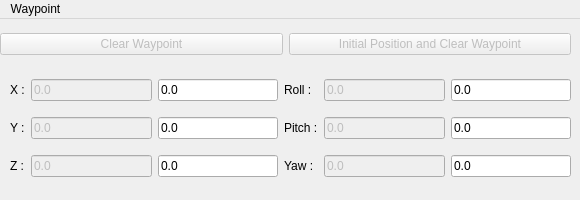
This is rqt_waypoint/resource/Mainwindow.ui in sonia-auv/rqt_sonia_plugins as Qt 5 draws it before an edit. The edited form follows.
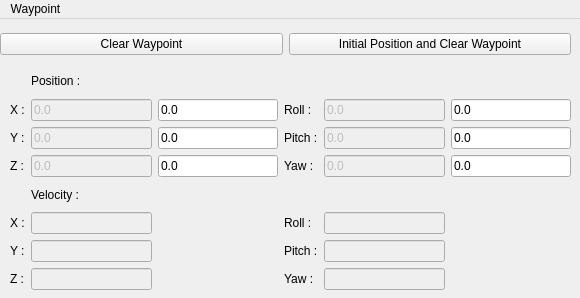
This is the edited form.

Commit message: Add velocity field and implement clear waypoint button

What changed in the file:
```diff
--- a/rqt_waypoint/resource/Mainwindow.ui
+++ b/rqt_waypoint/resource/Mainwindow.ui
@@ -7,13 +7,13 @@
     <x>0</x>
     <y>0</y>
     <width>580</width>
-    <height>200</height>
+    <height>298</height>
    </rect>
   </property>
   <property name="minimumSize">
    <size>
     <width>580</width>
-    <height>200</height>
+    <height>180</height>
    </size>
   </property>
   <property name="maximumSize">
@@ -48,7 +48,7 @@
      <item>
       <widget class="QPushButton" name="clearWaypoint">
        <property name="enabled">
-        <bool>false</bool>
+        <bool>true</bool>
        </property>
        <property name="text">
         <string>Clear Waypoint</string>
@@ -58,7 +58,7 @@
      <item>
       <widget class="QPushButton" name="initialPosition">
        <property name="enabled">
-        <bool>false</bool>
+        <bool>true</bool>
        </property>
        <property name="text">
         <string>Initial Position and Clear Waypoint</string>
@@ -73,7 +73,7 @@
       <x>0</x>
       <y>50</y>
       <width>571</width>
-      <height>121</height>
+      <height>221</height>
      </rect>
     </property>
     <layout class="QGridLayout" name="gridLayout">
@@ -83,49 +83,56 @@
      <property name="leftMargin">
       <number>10</number>
      </property>
-     <item row="2" column="5">
+     <item row="3" column="5">
       <widget class="QLineEdit" name="yawPositionTarget">
        <property name="text">
         <string>0.0</string>
        </property>
       </widget>
      </item>
-     <item row="0" column="3">
+     <item row="0" column="1">
+      <widget class="QLabel" name="label">
+       <property name="text">
+        <string>Position :</string>
+       </property>
+      </widget>
+     </item>
+     <item row="1" column="3">
       <widget class="QLabel" name="rollPositionLabel">
        <property name="text">
         <string>Roll :</string>
        </property>
       </widget>
      </item>
-     <item row="0" column="0">
+     <item row="1" column="0">
       <widget class="QLabel" name="xPositionLabel">
        <property name="text">
         <string>X :</string>
        </property>
       </widget>
      </item>
-     <item row="2" column="0">
+     <item row="3" column="0">
       <widget class="QLabel" name="zPositionLabel">
        <property name="text">
         <string>Z :</string>
        </property>
       </widget>
      </item>
-     <item row="1" column="0">
+     <item row="2" column="0">
       <widget class="QLabel" name="yPositionLabel">
        <property name="text">
         <string>Y :</string>
        </property>
       </widget>
      </item>
-     <item row="0" column="2">
+     <item row="1" column="2">
       <widget class="QLineEdit" name="xPositionTarget">
        <property name="text">
         <string>0.0</string>
        </property>
       </widget>
      </item>
-     <item row="0" column="1">
+     <item row="1" column="1">
       <widget class="QLineEdit" name="xPositionCurrent">
        <property name="enabled">
         <bool>false</bool>
@@ -138,7 +145,7 @@
        </property>
       </widget>
      </item>
-     <item row="2" column="1">
+     <item row="3" column="1">
       <widget class="QLineEdit" name="zPositionCurrent">
        <property name="enabled">
         <bool>false</bool>
@@ -151,7 +158,7 @@
        </property>
       </widget>
      </item>
-     <item row="1" column="1">
+     <item row="2" column="1">
       <widget class="QLineEdit" name="yPositionCurrent">
        <property name="enabled">
         <bool>false</bool>
@@ -164,21 +171,21 @@
        </property>
       </widget>
      </item>
-     <item row="1" column="2">
-      <widget class="QLineEdit" name="yPositionTarget">
-       <property name="text">
-        <string>0.0</string>
-       </property>
-      </widget>
-     </item>
      <item row="2" column="2">
+      <widget class="QLineEdit" name="yPositionTarget">
+       <property name="text">
+        <string>0.0</string>
+       </property>
+      </widget>
+     </item>
+     <item row="3" column="2">
       <widget class="QLineEdit" name="zPositionTarget">
        <property name="text">
         <string>0.0</string>
        </property>
       </widget>
      </item>
-     <item row="0" column="4">
+     <item row="1" column="4">
       <widget class="QLineEdit" name="rollPositionCurrent">
        <property name="enabled">
         <bool>false</bool>
@@ -191,28 +198,28 @@
        </property>
       </widget>
      </item>
-     <item row="0" column="5">
+     <item row="1" column="5">
       <widget class="QLineEdit" name="rollPositionTarget">
        <property name="text">
         <string>0.0</string>
        </property>
       </widget>
      </item>
-     <item row="1" column="3">
-      <widget class="QLabel" name="pitchPositionLabel">
-       <property name="text">
-        <string>Pitch :</string>
-       </property>
-      </widget>
-     </item>
      <item row="2" column="3">
+      <widget class="QLabel" name="pitchPositionLabel">
+       <property name="text">
+        <string>Pitch :</string>
+       </property>
+      </widget>
+     </item>
+     <item row="3" column="3">
       <widget class="QLabel" name="yawPositionLabel">
        <property name="text">
         <string>Yaw :</string>
        </property>
       </widget>
      </item>
-     <item row="1" column="4">
+     <item row="2" column="4">
       <widget class="QLineEdit" name="pitchPositionCurrent">
        <property name="enabled">
         <bool>false</bool>
@@ -225,14 +232,14 @@
        </property>
       </widget>
      </item>
-     <item row="1" column="5">
+     <item row="2" column="5">
       <widget class="QLineEdit" name="pitchPositionTarget">
        <property name="text">
         <string>0.0</string>
        </property>
       </widget>
      </item>
-     <item row="2" column="4">
+     <item row="3" column="4">
       <widget class="QLineEdit" name="yawPositionCurrent">
        <property name="enabled">
         <bool>false</bool>
@@ -245,6 +252,97 @@
        </property>
       </widget>
      </item>
+     <item row="5" column="0">
+      <widget class="QLabel" name="xVelocityLabel">
+       <property name="text">
+        <string>X :</string>
+       </property>
+      </widget>
+     </item>
+     <item row="4" column="1">
+      <widget class="QLabel" name="label_2">
+       <property name="text">
+        <string>Velocity :</string>
+       </property>
+      </widget>
+     </item>
+     <item row="6" column="1">
+      <widget class="QLineEdit" name="yVelocityCurrent">
+       <property name="enabled">
+        <bool>false</bool>
+       </property>
+      </widget>
+     </item>
+     <item row="7" column="1">
+      <widget class="QLineEdit" name="lineEdit_3">
+       <property name="enabled">
+        <bool>false</bool>
+       </property>
+      </widget>
+     </item>
+     <item row="5" column="4">
+      <widget class="QLineEdit" name="rollVelocityCurrent">
+       <property name="enabled">
+        <bool>false</bool>
+       </property>
+      </widget>
+     </item>
+     <item row="6" column="4">
+      <widget class="QLineEdit" name="pitchVelocityCurrent">
+       <property name="enabled">
+        <bool>false</bool>
+       </property>
+      </widget>
+     </item>
+     <item row="7" column="4">
+      <widget class="QLineEdit" name="yawVelocityCurrent">
+       <property name="enabled">
+        <bool>false</bool>
+       </property>
+      </widget>
+     </item>
+     <item row="6" column="0">
+      <widget class="QLabel" name="yVelocityLabel">
+       <property name="text">
+        <string>Y :</string>
+       </property>
+      </widget>
+     </item>
+     <item row="7" column="0">
+      <widget class="QLabel" name="zVelocityLabel">
+       <property name="text">
+        <string>Z :</string>
+       </property>
+      </widget>
+     </item>
+     <item row="5" column="3">
+      <widget class="QLabel" name="rollVelocityLabel">
+       <property name="text">
+        <string>Roll :</string>
+       </property>
+      </widget>
+     </item>
+     <item row="6" column="3">
+      <widget class="QLabel" name="pitchVelocityLabel">
+       <property name="text">
+        <string>Pitch :</string>
+       </property>
+      </widget>
+     </item>
+     <item row="7" column="3">
+      <widget class="QLabel" name="yawVelocityLabel">
+       <property name="text">
+        <string>Yaw :</string>
+       </property>
+      </widget>
+     </item>
+     <item row="5" column="1">
+      <widget class="QLineEdit" name="xVelocityCurrent">
+       <property name="enabled">
+        <bool>false</bool>
+       </property>
+      </widget>
+     </item>
     </layout>
    </widget>
   </widget>
```
The commit also changes 1 other file.
